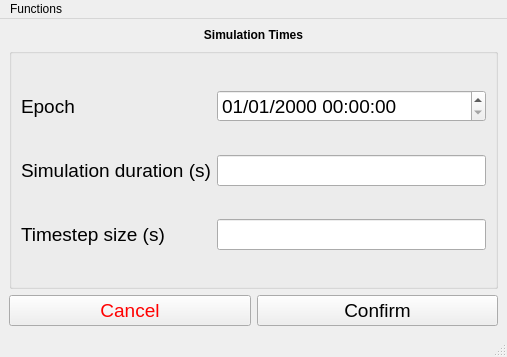
Above: src/gui/SimTimesUI.ui from PatoGranate/Mission-Planner before the change. Below: the same form after it.
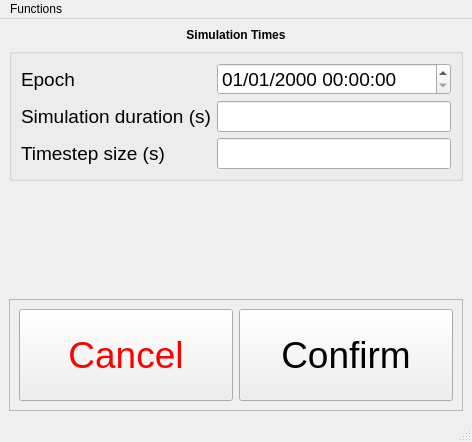
That is the form after the change.

The edit to the form file:
```diff
--- a/src/gui/SimTimesUI.ui
+++ b/src/gui/SimTimesUI.ui
@@ -6,8 +6,8 @@
    <rect>
     <x>0</x>
     <y>0</y>
-    <width>507</width>
-    <height>357</height>
+    <width>472</width>
+    <height>442</height>
    </rect>
   </property>
   <property name="windowTitle">
@@ -15,23 +15,29 @@
   </property>
   <widget class="QWidget" name="centralwidget">
    <layout class="QGridLayout" name="gridLayout">
-    <item row="2" column="1">
-     <widget class="QPushButton" name="times_confirm">
-      <property name="font">
-       <font>
-        <pointsize>14</pointsize>
-       </font>
+    <item row="3" column="0">
+     <widget class="QFrame" name="frame">
+      <property name="sizePolicy">
+       <sizepolicy hsizetype="Preferred" vsizetype="Expanding">
+        <horstretch>0</horstretch>
+        <verstretch>0</verstretch>
+       </sizepolicy>
       </property>
-      <property name="text">
-       <string>Confirm</string>
+      <property name="frameShape">
+       <enum>QFrame::StyledPanel</enum>
       </property>
-      <property name="shortcut">
-       <string>Return</string>
+      <property name="frameShadow">
+       <enum>QFrame::Raised</enum>
       </property>
-     </widget>
-    </item>
-    <item row="2" column="0">
+      <layout class="QGridLayout" name="gridLayout_3">
+       <item row="0" column="0">
      <widget class="QPushButton" name="times_cancel">
+         <property name="sizePolicy">
+          <sizepolicy hsizetype="Minimum" vsizetype="Expanding">
+           <horstretch>0</horstretch>
+           <verstretch>0</verstretch>
+          </sizepolicy>
+         </property>
       <property name="palette">
        <palette>
         <active>
@@ -71,7 +77,7 @@
       </property>
       <property name="font">
        <font>
-        <pointsize>14</pointsize>
+           <pointsize>28</pointsize>
        </font>
       </property>
       <property name="text">
@@ -79,8 +85,73 @@
       </property>
      </widget>
     </item>
-    <item row="1" column="0" colspan="2">
+       <item row="0" column="1">
+        <widget class="QPushButton" name="times_confirm">
+         <property name="sizePolicy">
+          <sizepolicy hsizetype="Minimum" vsizetype="Expanding">
+           <horstretch>0</horstretch>
+           <verstretch>0</verstretch>
+          </sizepolicy>
+         </property>
+         <property name="font">
+          <font>
+           <pointsize>28</pointsize>
+          </font>
+         </property>
+         <property name="text">
+          <string>Confirm</string>
+         </property>
+         <property name="shortcut">
+          <string>Return</string>
+         </property>
+        </widget>
+       </item>
+      </layout>
+     </widget>
+    </item>
+    <item row="0" column="0">
+     <widget class="QLabel" name="label">
+      <property name="sizePolicy">
+       <sizepolicy hsizetype="Preferred" vsizetype="Maximum">
+        <horstretch>0</horstretch>
+        <verstretch>0</verstretch>
+       </sizepolicy>
+      </property>
+      <property name="font">
+       <font>
+        <weight>75</weight>
+        <bold>true</bold>
+       </font>
+      </property>
+      <property name="text">
+       <string>Simulation Times</string>
+      </property>
+      <property name="alignment">
+       <set>Qt::AlignCenter</set>
+      </property>
+     </widget>
+    </item>
+    <item row="2" column="0">
+     <spacer name="verticalSpacer">
+      <property name="orientation">
+       <enum>Qt::Vertical</enum>
+      </property>
+      <property name="sizeHint" stdset="0">
+       <size>
+        <width>20</width>
+        <height>40</height>
+       </size>
+      </property>
+     </spacer>
+    </item>
+    <item row="1" column="0">
      <widget class="QGroupBox" name="epoch_and_duration">
+      <property name="sizePolicy">
+       <sizepolicy hsizetype="Preferred" vsizetype="Expanding">
+        <horstretch>0</horstretch>
+        <verstretch>0</verstretch>
+       </sizepolicy>
+      </property>
       <property name="font">
        <font>
         <pointsize>14</pointsize>
@@ -109,56 +180,54 @@
          </property>
         </widget>
        </item>
+       <item row="2" column="0">
+        <widget class="QLabel" name="timestep_label">
+         <property name="text">
+          <string>Timestep size (s)</string>
+         </property>
+        </widget>
+       </item>
+       <item row="1" column="0">
+        <widget class="QLabel" name="duration_label">
+         <property name="text">
+          <string>Simulation duration (s)</string>
+         </property>
+        </widget>
+       </item>
+       <item row="2" column="1">
+        <widget class="QLineEdit" name="set_timestep">
+         <property name="sizePolicy">
+          <sizepolicy hsizetype="Expanding" vsizetype="Minimum">
+           <horstretch>0</horstretch>
+           <verstretch>0</verstretch>
+          </sizepolicy>
+         </property>
+        </widget>
+       </item>
        <item row="0" column="1">
         <widget class="QDateTimeEdit" name="set_epoch">
+         <property name="sizePolicy">
+          <sizepolicy hsizetype="Expanding" vsizetype="Minimum">
+           <horstretch>0</horstretch>
+           <verstretch>0</verstretch>
+          </sizepolicy>
+         </property>
          <property name="displayFormat">
           <string>dd/MM/yyyy HH:mm:ss</string>
          </property>
         </widget>
        </item>
-       <item row="1" column="0">
-        <widget class="QLabel" name="duration_label">
-         <property name="text">
-          <string>Simulation duration (s)</string>
-         </property>
-        </widget>
-       </item>
        <item row="1" column="1">
-        <widget class="QLineEdit" name="set_duration"/>
-       </item>
-       <item row="2" column="0">
-        <widget class="QLabel" name="timestep_label">
-         <property name="text">
-          <string>Timestep size (s)</string>
-         </property>
-        </widget>
-       </item>
-       <item row="2" column="1">
-        <widget class="QLineEdit" name="set_timestep"/>
-       </item>
-      </layout>
-     </widget>
-    </item>
-    <item row="0" column="0" colspan="2">
-     <widget class="QLabel" name="label">
+        <widget class="QLineEdit" name="set_duration">
       <property name="sizePolicy">
-       <sizepolicy hsizetype="Preferred" vsizetype="Maximum">
+          <sizepolicy hsizetype="Expanding" vsizetype="Minimum">
         <horstretch>0</horstretch>
         <verstretch>0</verstretch>
        </sizepolicy>
       </property>
-      <property name="font">
-       <font>
-        <weight>75</weight>
-        <bold>true</bold>
-       </font>
-      </property>
-      <property name="text">
-       <string>Simulation Times</string>
-      </property>
-      <property name="alignment">
-       <set>Qt::AlignCenter</set>
-      </property>
+        </widget>
+       </item>
+      </layout>
      </widget>
     </item>
    </layout>
@@ -168,7 +237,7 @@
     <rect>
      <x>0</x>
      <y>0</y>
-     <width>507</width>
+     <width>472</width>
      <height>22</height>
     </rect>
    </property>
```
Left out of the diff: 1 changed line with no effect on the pictures. Lines whose indentation alone changed are shown as unchanged.
